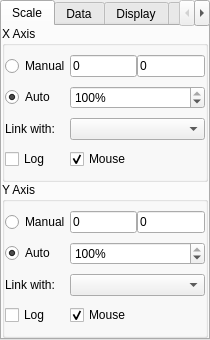
First picture: the form in plotConfigTemplate.ui, repository calanoue/pyqtgraph, before the edit.
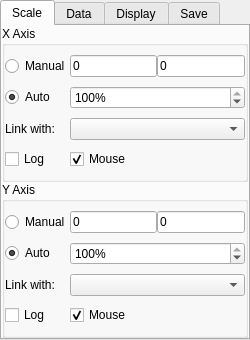
Second picture: the form after the edit. The open tabs and pages were chosen to show the change.

Commit message: Added grid functionality Fixed small bug in event detection widget

Diff of the .ui file:
```diff
--- a/plotConfigTemplate.ui
+++ b/plotConfigTemplate.ui
@@ -6,7 +6,7 @@
    <rect>
     <x>0</x>
     <y>0</y>
-    <width>210</width>
+    <width>250</width>
     <height>340</height>
    </rect>
   </property>
```
Left out of the diff: 2 changed lines with no effect on the pictures. The commit also changes 3 other files.
